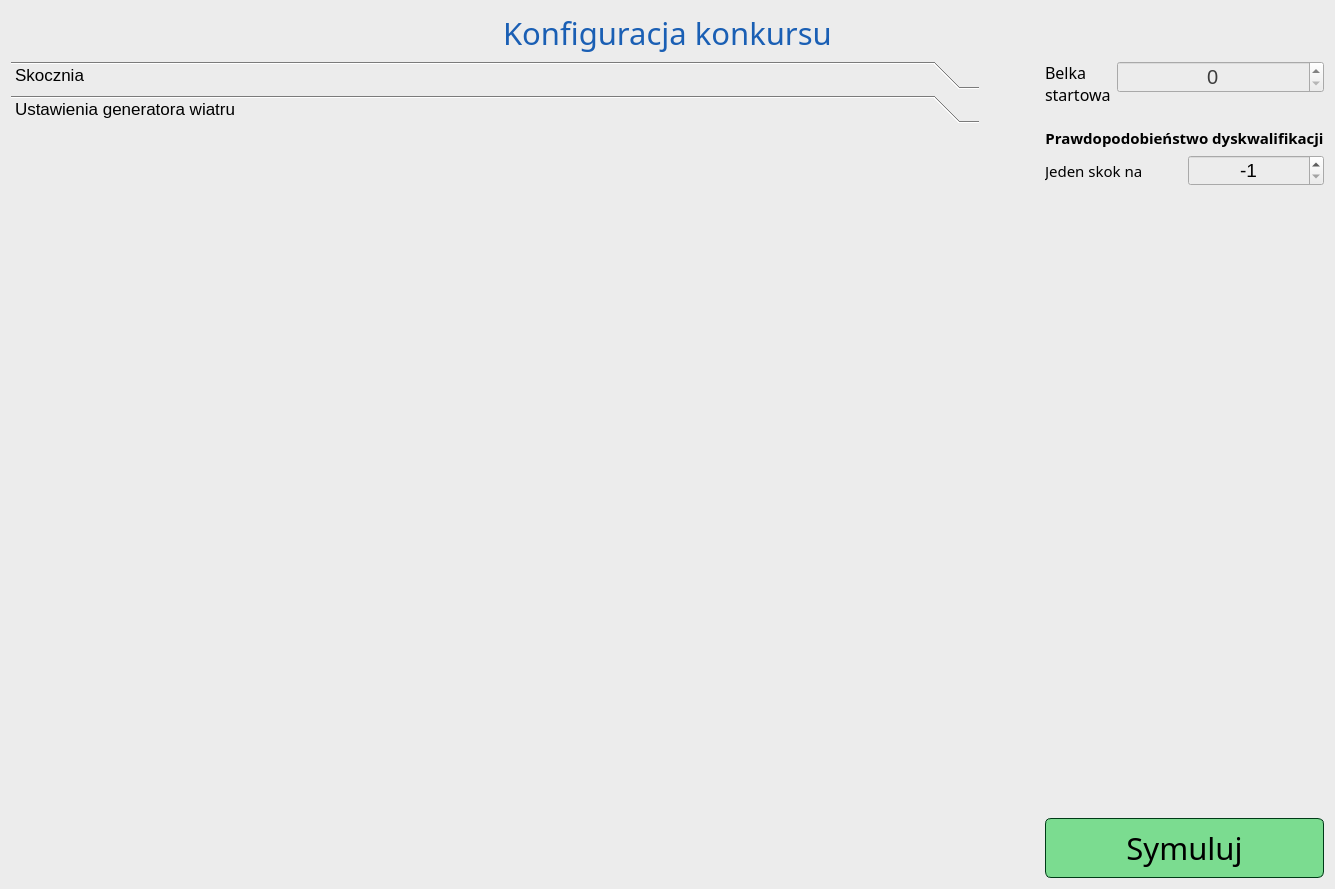
The window that source/UI/Competition/CompetitionConfigWindow.ui (SiekamCebule/sj-sim) describes before a commit, drawn with Qt 5.
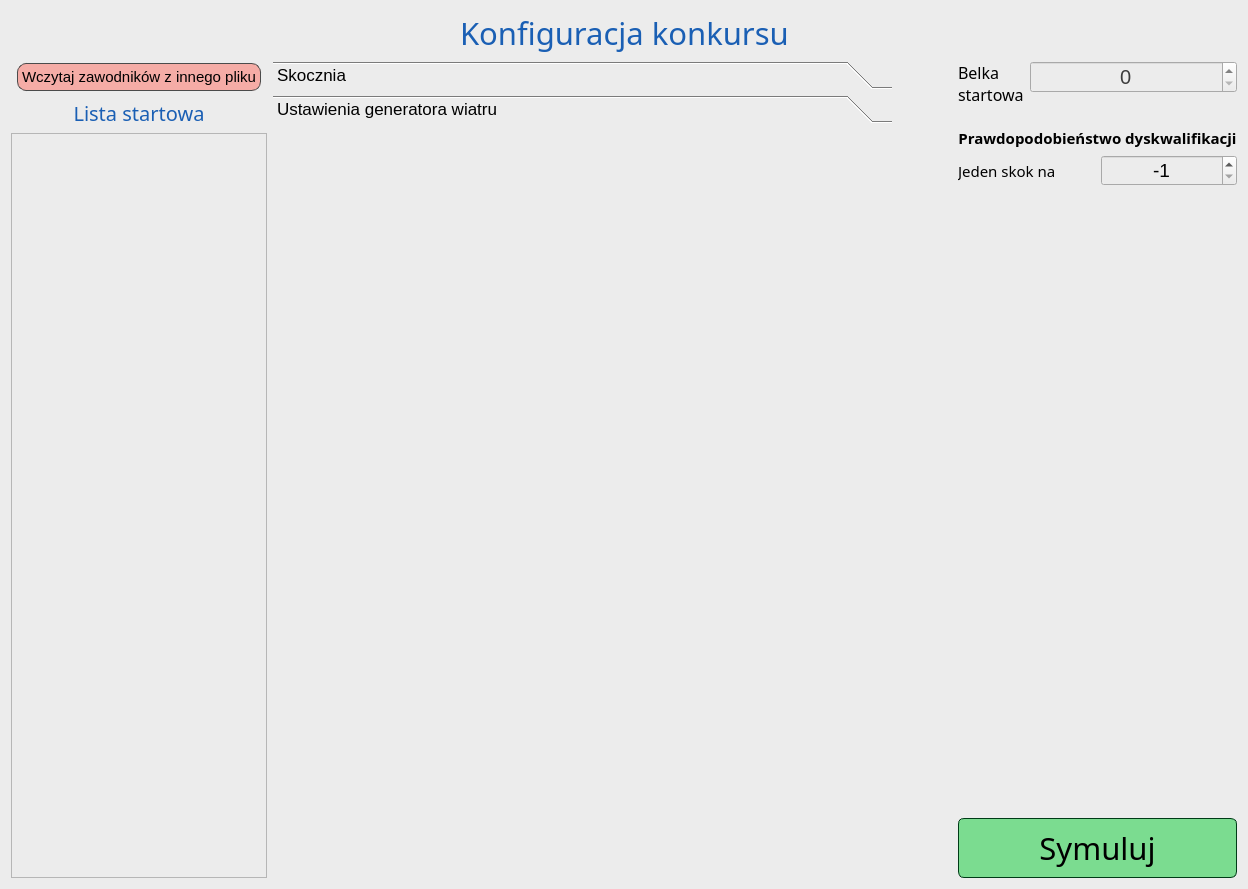
The same window after the commit. The open tabs and pages were chosen to show the change.

Commit message:
Nowy edytor listy startowej przed konkursem (Jako ListView). Można usuwać i przesuwać zawodników (Jeszcze bez przywracania tych usuniętych).
Lekko poprawiono symulację

Zmiana formy zawodników w paczce (Polosowałem trochę)

Patch:
```diff
--- a/source/UI/Competition/CompetitionConfigWindow.ui
+++ b/source/UI/Competition/CompetitionConfigWindow.ui
@@ -6,7 +6,7 @@
    <rect>
     <x>0</x>
     <y>0</y>
-    <width>1335</width>
+    <width>1248</width>
     <height>889</height>
    </rect>
   </property>
@@ -69,7 +69,78 @@
    <item>
     <layout class="QHBoxLayout" name="horizontalLayout">
      <item>
-      <layout class="QVBoxLayout" name="verticalLayout_startList"/>
+      <layout class="QVBoxLayout" name="verticalLayout_startList">
+       <property name="sizeConstraint">
+        <enum>QLayout::SetMaximumSize</enum>
+       </property>
+       <item>
+        <layout class="QHBoxLayout" name="horizontalLayout_2">
+         <item>
+          <layout class="QHBoxLayout" name="horizontalLayout_3">
+           <item>
+            <widget class="QPushButton" name="pushButton_loadJumpers">
+             <property name="sizePolicy">
+              <sizepolicy hsizetype="Maximum" vsizetype="Fixed">
+               <horstretch>0</horstretch>
+               <verstretch>0</verstretch>
+              </sizepolicy>
+             </property>
+             <property name="font">
+              <font>
+               <pointsize>11</pointsize>
+              </font>
+             </property>
+             <property name="styleSheet">
+              <string notr="true">QPushButton{color: black; background-color: rgb(245, 172, 166); border: 1px solid rgb(75, 75, 75); border-radius: 9px; margin: 2px; padding: 4px;} QPushButton:hover{background-color: rgb(255, 200, 195)}</string>
+             </property>
+             <property name="text">
+              <string>Wczytaj zawodników z innego pliku</string>
+             </property>
+            </widget>
+           </item>
+          </layout>
+         </item>
+        </layout>
+       </item>
+       <item>
+        <widget class="QLabel" name="label_title_2">
+         <property name="sizePolicy">
+          <sizepolicy hsizetype="Preferred" vsizetype="Maximum">
+           <horstretch>0</horstretch>
+           <verstretch>0</verstretch>
+          </sizepolicy>
+         </property>
+         <property name="font">
+          <font>
+           <family>Quicksand Medium</family>
+           <pointsize>15</pointsize>
+           <bold>false</bold>
+          </font>
+         </property>
+         <property name="styleSheet">
+          <string notr="true">QLabel{
+color: rgb(26, 95, 180);
+}</string>
+         </property>
+         <property name="text">
+          <string>Lista startowa</string>
+         </property>
+         <property name="alignment">
+          <set>Qt::AlignCenter</set>
+         </property>
+        </widget>
+       </item>
+       <item>
+        <widget class="QListView" name="listView_startList">
+         <property name="sizePolicy">
+          <sizepolicy hsizetype="Maximum" vsizetype="Expanding">
+           <horstretch>0</horstretch>
+           <verstretch>0</verstretch>
+          </sizepolicy>
+         </property>
+        </widget>
+       </item>
+      </layout>
      </item>
      <item>
       <widget class="QToolBox" name="toolBox">
@@ -172,8 +243,8 @@
          <rect>
           <x>0</x>
           <y>0</y>
-          <width>98</width>
-          <height>28</height>
+          <width>626</width>
+          <height>754</height>
          </rect>
         </property>
         <attribute name="label">
```
Left out of the diff: 2 changed lines with no effect on the pictures. The commit also changes 18 other files.
